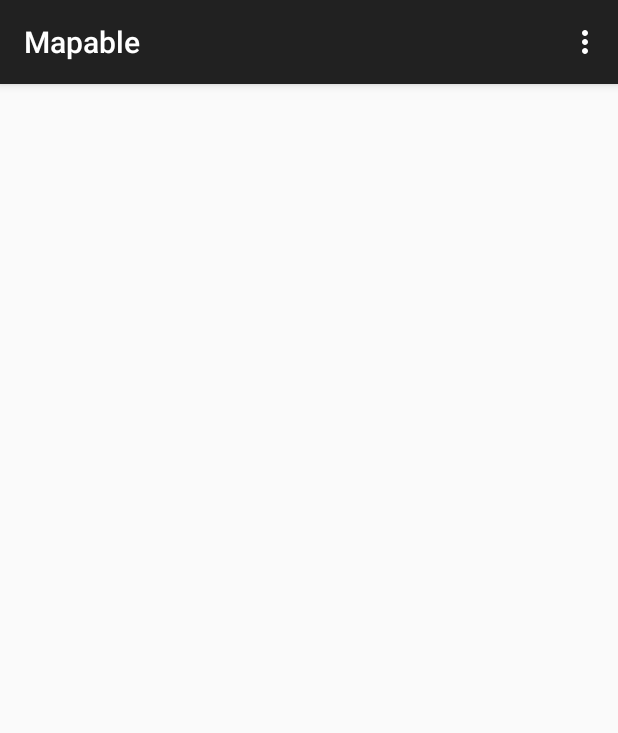
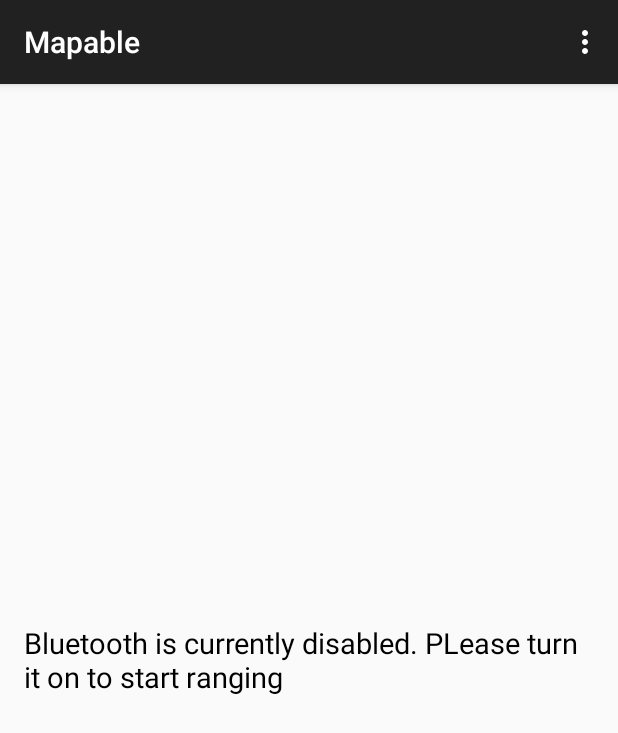
Before and after one commit to karthikb351/map.a.ble-Android, an Android app: the screen it shows after launch (MainActivity), on a phone screen of 412 x 824 dp. Shown: the top 733 px of the screen. Run offline under Robolectric (Android 15) with nearby library versions, the phone set to English and light mode, and no system bars; our stand-ins replace Timber; libraries missing offline, so code that uses them is left out: com.squareup.otto, org.altbeacon.beacon; 12 statements that could not run were skipped.

Commit message:
Added bluetooth state check

```diff
--- a/app/src/main/AndroidManifest.xml
+++ b/app/src/main/AndroidManifest.xml
@@ -8,6 +8,9 @@
         android:icon="@drawable/ic_launcher"
         android:label="@string/app_name"
         android:theme="@style/AppTheme" >
+
+        <uses-permission android:name="android.permission.BLUETOOTH" />
+
         <activity
             android:name=".activities.MainActivity"
             android:label="@string/app_name" >
--- a/app/src/main/java/com/karthikb351/mapable/activities/MainActivity.java
+++ b/app/src/main/java/com/karthikb351/mapable/activities/MainActivity.java
@@ -1,5 +1,10 @@
 package com.karthikb351.mapable.activities;
 
+import android.bluetooth.BluetoothAdapter;
+import android.content.BroadcastReceiver;
+import android.content.Context;
+import android.content.Intent;
+import android.content.IntentFilter;
 import android.support.v7.app.ActionBarActivity;
 import android.os.Bundle;
 import android.view.LayoutInflater;
@@ -32,6 +37,7 @@ public class MainActivity extends ActionBarActivity {
     List<Beacon> mBeaconList = new ArrayList<>();
     BeaconListAdapter mAdapter;
     ListView mBeaconListView;
+    TextView mBluetoothDisabledText;
     private Bus mBus = BusProvider.getInstance();
 
 
@@ -39,11 +45,13 @@ public class MainActivity extends ActionBarActivity {
     protected void onCreate(Bundle savedInstanceState) {
         super.onCreate(savedInstanceState);
         setContentView(R.layout.activity_main);
-        app = (Mapable)getApplication();
-        mBeaconListView = (ListView)findViewById(R.id.beacons_list);
+        app = (Mapable) getApplication();
+        mBeaconListView = (ListView) findViewById(R.id.beacons_list);
+        mBluetoothDisabledText = (TextView) findViewById(R.id.bluetooth_disabled_text);
         mAdapter = new BeaconListAdapter();
         mBeaconListView.setAdapter(mAdapter);
-
+        checkBluetoothStatus();
+        registerReceiver(mReceiver, new IntentFilter(BluetoothAdapter.ACTION_STATE_CHANGED));
     }
 
     @Override
@@ -82,10 +90,10 @@ public class MainActivity extends ActionBarActivity {
         return super.onOptionsItemSelected(item);
     }
 
-    public class BeaconListAdapter extends ArrayAdapter<Beacon>{
+    public class BeaconListAdapter extends ArrayAdapter<Beacon> {
 
-        public BeaconListAdapter(){
-            super(getApplicationContext(),R.layout.beacon_item);
+        public BeaconListAdapter() {
+            super(getApplicationContext(), R.layout.beacon_item);
         }
 
         @Override
@@ -102,16 +110,16 @@ public class MainActivity extends ActionBarActivity {
         public View getView(int position, View convertView, ViewGroup parent) {
             View item = null;
             LayoutInflater inflater = LayoutInflater.from(getApplicationContext());
-            item = inflater.inflate(R.layout.beacon_item,null);
+            item = inflater.inflate(R.layout.beacon_item, null);
 
-            TextView beaconId = (TextView)item.findViewById(R.id.beacon_id);
-            TextView beaconDistance = (TextView)item.findViewById(R.id.beacon_distance);
+            TextView beaconId = (TextView) item.findViewById(R.id.beacon_id);
+            TextView beaconDistance = (TextView) item.findViewById(R.id.beacon_distance);
 
             Beacon beacon = getItem(position);
 
-            if(beacon != null){
-                beaconId.setText(beacon.getId1()+"");
-                beaconDistance.setText(beacon.getDistance()+"");
+            if (beacon != null) {
+                beaconId.setText(beacon.getId1() + "");
+                beaconDistance.setText(beacon.getDistance() + "");
             }
 
             return item;
@@ -119,8 +127,45 @@ public class MainActivity extends ActionBarActivity {
     }
 
     @Subscribe
-    public void onBeaconFoundInRange(BeaconsFoundInRange b){
+    public void onBeaconFoundInRange(BeaconsFoundInRange b) {
         mBeaconList = b.getBeacons();
         mAdapter.notifyDataSetChanged();
     }
+
+    private final BroadcastReceiver mReceiver = new BroadcastReceiver() {
+        public void onReceive(Context context, Intent intent) {
+            String action = intent.getAction();
+
+            if (BluetoothAdapter.ACTION_STATE_CHANGED.equals(action)) {
+                int i = intent.getIntExtra(BluetoothAdapter.EXTRA_STATE, -1);
+                if (intent.getIntExtra(BluetoothAdapter.EXTRA_STATE, -1)
+                        == BluetoothAdapter.STATE_OFF) {
+                    handleBluetoothDisabled();
+                } else if (intent.getIntExtra(BluetoothAdapter.EXTRA_STATE, -1)
+                        == BluetoothAdapter.STATE_ON) {
+                    mBeaconListView.setVisibility(View.VISIBLE);
+                    mBluetoothDisabledText.setVisibility(View.GONE);
+                    mAdapter.notifyDataSetChanged();
+                }
+                // Bluetooth is disconnected, do handling here
+            }
+
+        }
+
+    };
+
+    private void checkBluetoothStatus() {
+        BluetoothAdapter mBluetoothAdapter = BluetoothAdapter.getDefaultAdapter();
+        if (mBluetoothAdapter == null || !mBluetoothAdapter.isEnabled()) {
+            handleBluetoothDisabled();
+        }
+    }
+
+    private void handleBluetoothDisabled() {
+        app.stopBeaconService();
+        mBluetoothDisabledText.setVisibility(View.VISIBLE);
+        mBluetoothDisabledText.setText("Bluetooth is currently disabled. PLease turn it on to start ranging");
+        mBeaconListView.setVisibility(View.GONE);
+    }
+
 }
--- a/app/src/main/java/com/karthikb351/mapable/service/BeaconService.java
+++ b/app/src/main/java/com/karthikb351/mapable/service/BeaconService.java
@@ -1,6 +1,10 @@
 package com.karthikb351.mapable.service;
 
+import android.bluetooth.BluetoothAdapter;
+import android.content.BroadcastReceiver;
 import android.content.Context;
+import android.content.Intent;
+import android.content.IntentFilter;
 import android.os.Handler;
 import android.os.Looper;
 import android.os.RemoteException;
@@ -40,6 +44,7 @@ public abstract class BeaconService implements BeaconConsumer {
                 setBeaconLayout("m:2-3=0215,i:4-19,i:20-21,i:22-23,p:24-24")); // iBeacon standard
 
         handler = new Handler(Looper.getMainLooper()); // To send messages to the main thread
+        getApplicationContext().registerReceiver(mReceiver, new IntentFilter(BluetoothAdapter.ACTION_STATE_CHANGED));
     }
 
     @Override
@@ -70,5 +75,25 @@ public abstract class BeaconService implements BeaconConsumer {
         } catch (RemoteException e) {   }
     }
 
+    private final BroadcastReceiver mReceiver = new BroadcastReceiver() {
+        public void onReceive (Context context, Intent intent) {
+            String action = intent.getAction();
+
+            if (BluetoothAdapter.ACTION_STATE_CHANGED.equals(action)) {
+                if(intent.getIntExtra(BluetoothAdapter.EXTRA_STATE, -1)
+                        == BluetoothAdapter.STATE_OFF){
+                    beaconManager.unbind(BeaconService.this);
+                }
+                else if(intent.getIntExtra(BluetoothAdapter.EXTRA_STATE, -1)
+                        == BluetoothAdapter.STATE_ON){
+                    beaconManager.bind(BeaconService.this);
+                }
+                // Bluetooth is disconnected, do handling here
+            }
+
+        }
+
+    };
+
 
 }
--- a/app/src/main/res/layout/activity_main.xml
+++ b/app/src/main/res/layout/activity_main.xml
@@ -13,4 +13,14 @@
         android:layout_alignParentTop="true"
         android:layout_alignParentRight="true"
         android:layout_alignParentEnd="true" />
+
+    <TextView
+        android:layout_width="wrap_content"
+        android:layout_height="wrap_content"
+        android:id="@+id/bluetooth_disabled_text"
+        android:layout_centerVertical="true"
+        android:layout_centerHorizontal="true"
+        android:textColor="@android:color/black"
+        android:textSize="19sp"
+        android:visibility="gone"/>
 </RelativeLayout>
--- a/app/src/main/res/layout/beacon_item.xml
+++ b/app/src/main/res/layout/beacon_item.xml
@@ -7,11 +7,13 @@
         android:layout_width="wrap_content"
         android:layout_height="wrap_content"
         android:id="@+id/beacon_id"
-        android:layout_margin="10dp"/>
+        android:layout_margin="10dp"
+        android:textColor="@android:color/black"/>
 
     <TextView
         android:layout_width="wrap_content"
         android:layout_height="wrap_content"
         android:id="@+id/beacon_distance"
-        android:layout_margin="10dp"/>
+        android:layout_margin="10dp"
+        android:textColor="@android:color/black"/>
 </LinearLayout>
```
